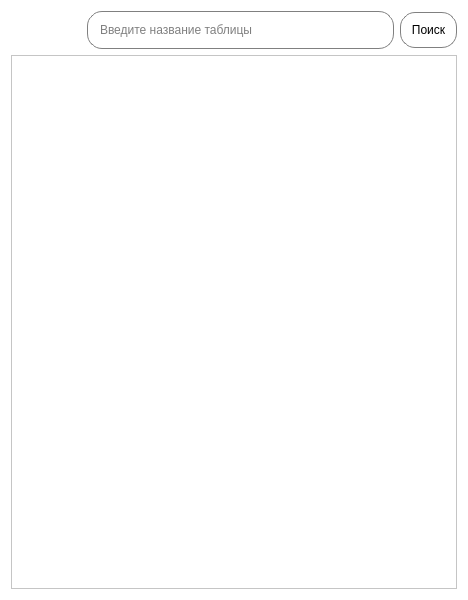
vedaka1/demoexam-app-desktop, file ui/MainPage.ui: the form before one commit.
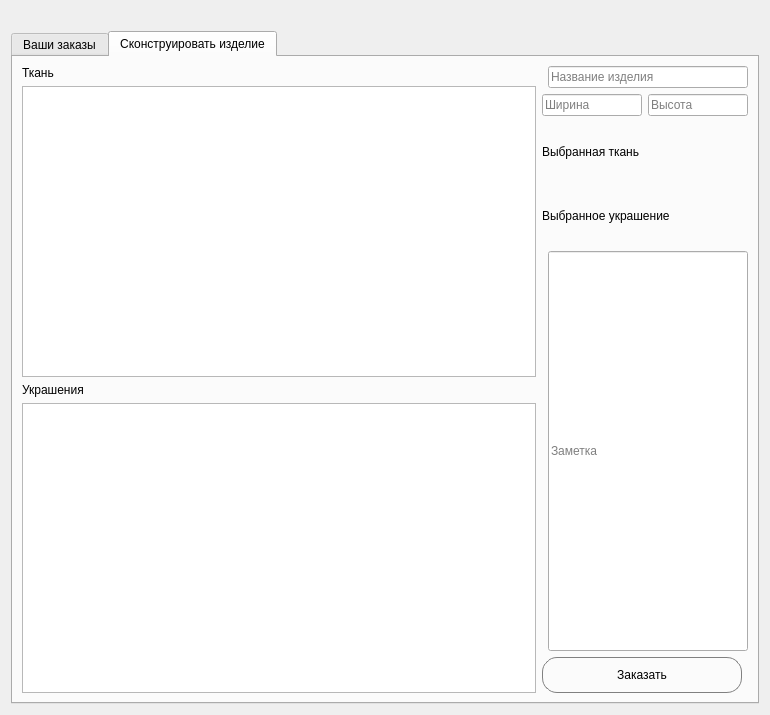
The form after the commit. The open tabs and pages were chosen to show the change.

The edit to the form file:
```diff
--- a/ui/MainPage.ui
+++ b/ui/MainPage.ui
@@ -6,8 +6,8 @@
    <rect>
     <x>0</x>
     <y>0</y>
-    <width>468</width>
-    <height>600</height>
+    <width>770</width>
+    <height>715</height>
    </rect>
   </property>
   <property name="minimumSize">
@@ -20,7 +20,12 @@
    <string>Dialog</string>
   </property>
   <property name="styleSheet">
-   <string notr="true">background: white;</string>
+   <string notr="true">background: white;
+QPushButton {
+border: 1px solid gray;
+border-radius: 15px;
+padding: 10px;
+}</string>
   </property>
   <layout class="QVBoxLayout" name="verticalLayout">
    <item>
@@ -56,71 +61,279 @@
        </property>
       </widget>
      </item>
-     <item>
-      <widget class="QLineEdit" name="search_field">
-       <property name="styleSheet">
-        <string notr="true">QLineEdit {
-border: 1px solid gray;
-border-radius: 15px;
-padding: 10px;
-}</string>
-       </property>
-       <property name="placeholderText">
-        <string>Введите название таблицы</string>
-       </property>
-      </widget>
-     </item>
-     <item>
-      <widget class="QPushButton" name="search_btn">
-       <property name="styleSheet">
-        <string notr="true">QPushButton {
-border: 1px solid gray;
-border-radius: 15px;
-padding: 10px;
-}</string>
-       </property>
-       <property name="text">
-        <string>Поиск</string>
-       </property>
-      </widget>
-     </item>
     </layout>
    </item>
    <item>
-    <widget class="QTableWidget" name="tableWidget">
-     <property name="baseSize">
-      <size>
-       <width>0</width>
-       <height>0</height>
-      </size>
-     </property>
-     <property name="sortingEnabled">
-      <bool>true</bool>
-     </property>
-     <attribute name="horizontalHeaderCascadingSectionResizes">
-      <bool>true</bool>
-     </attribute>
-     <attribute name="horizontalHeaderMinimumSectionSize">
+    <widget class="QTabWidget" name="tabWidget">
+     <property name="currentIndex">
       <number>0</number>
-     </attribute>
-     <attribute name="horizontalHeaderStretchLastSection">
-      <bool>false</bool>
-     </attribute>
-     <attribute name="verticalHeaderCascadingSectionResizes">
-      <bool>true</bool>
-     </attribute>
-     <attribute name="verticalHeaderHighlightSections">
-      <bool>false</bool>
-     </attribute>
-     <attribute name="verticalHeaderMinimumSectionSize">
-      <number>23</number>
-     </attribute>
-     <attribute name="verticalHeaderShowSortIndicator" stdset="0">
-      <bool>false</bool>
-     </attribute>
-     <attribute name="verticalHeaderStretchLastSection">
-      <bool>false</bool>
-     </attribute>
+     </property>
+     <widget class="QWidget" name="tab">
+      <attribute name="title">
+       <string>Ваши заказы</string>
+      </attribute>
+      <layout class="QVBoxLayout" name="verticalLayout_2">
+       <item>
+        <widget class="QTableWidget" name="orders_table">
+         <property name="baseSize">
+          <size>
+           <width>0</width>
+           <height>0</height>
+          </size>
+         </property>
+         <property name="sortingEnabled">
+          <bool>true</bool>
+         </property>
+         <attribute name="horizontalHeaderCascadingSectionResizes">
+          <bool>true</bool>
+         </attribute>
+         <attribute name="horizontalHeaderMinimumSectionSize">
+          <number>0</number>
+         </attribute>
+         <attribute name="horizontalHeaderStretchLastSection">
+          <bool>false</bool>
+         </attribute>
+         <attribute name="verticalHeaderCascadingSectionResizes">
+          <bool>true</bool>
+         </attribute>
+         <attribute name="verticalHeaderHighlightSections">
+          <bool>false</bool>
+         </attribute>
+         <attribute name="verticalHeaderMinimumSectionSize">
+          <number>23</number>
+         </attribute>
+         <attribute name="verticalHeaderShowSortIndicator" stdset="0">
+          <bool>false</bool>
+         </attribute>
+         <attribute name="verticalHeaderStretchLastSection">
+          <bool>false</bool>
+         </attribute>
+        </widget>
+       </item>
+      </layout>
+     </widget>
+     <widget class="QWidget" name="tab_2">
+      <attribute name="title">
+       <string>Сконструировать изделие</string>
+      </attribute>
+      <layout class="QHBoxLayout" name="horizontalLayout_5">
+       <item>
+        <layout class="QVBoxLayout" name="verticalLayout_7">
+         <item>
+          <layout class="QVBoxLayout" name="verticalLayout_4">
+           <item>
+            <widget class="QLabel" name="label_2">
+             <property name="text">
+              <string>Ткань</string>
+             </property>
+            </widget>
+           </item>
+           <item>
+            <widget class="QTableWidget" name="cloth_table">
+             <property name="font">
+              <font>
+               <family>Courier New</family>
+               <pointsize>9</pointsize>
+              </font>
+             </property>
+            </widget>
+           </item>
+          </layout>
+         </item>
+         <item>
+          <layout class="QVBoxLayout" name="verticalLayout_3">
+           <item>
+            <widget class="QLabel" name="label">
+             <property name="text">
+              <string>Украшения</string>
+             </property>
+            </widget>
+           </item>
+           <item>
+            <widget class="QTableWidget" name="fittings_table"/>
+           </item>
+          </layout>
+         </item>
+        </layout>
+       </item>
+       <item>
+        <layout class="QVBoxLayout" name="verticalLayout_5">
+         <item alignment="Qt::AlignRight">
+          <widget class="QLineEdit" name="product_name_field">
+           <property name="minimumSize">
+            <size>
+             <width>200</width>
+             <height>0</height>
+            </size>
+           </property>
+           <property name="maximumSize">
+            <size>
+             <width>200</width>
+             <height>16777215</height>
+            </size>
+           </property>
+           <property name="placeholderText">
+            <string>Название изделия</string>
+           </property>
+          </widget>
+         </item>
+         <item>
+          <layout class="QHBoxLayout" name="horizontalLayout_2">
+           <item alignment="Qt::AlignRight">
+            <widget class="QLineEdit" name="product_width_field">
+             <property name="maximumSize">
+              <size>
+               <width>100</width>
+               <height>16777215</height>
+              </size>
+             </property>
+             <property name="placeholderText">
+              <string>Ширина</string>
+             </property>
+            </widget>
+           </item>
+           <item alignment="Qt::AlignRight">
+            <widget class="QLineEdit" name="product_height_field">
+             <property name="maximumSize">
+              <size>
+               <width>100</width>
+               <height>16777215</height>
+              </size>
+             </property>
+             <property name="placeholderText">
+              <string>Высота</string>
+             </property>
+            </widget>
+           </item>
+          </layout>
+         </item>
+         <item>
+          <layout class="QHBoxLayout" name="horizontalLayout_3">
+           <item alignment="Qt::AlignRight">
+            <widget class="QLabel" name="label_3">
+             <property name="minimumSize">
+              <size>
+               <width>100</width>
+               <height>0</height>
+              </size>
+             </property>
+             <property name="maximumSize">
+              <size>
+               <width>100</width>
+               <height>16777215</height>
+              </size>
+             </property>
+             <property name="text">
+              <string>Выбранная ткань</string>
+             </property>
+            </widget>
+           </item>
+           <item alignment="Qt::AlignRight">
+            <widget class="QLabel" name="selected_cloth">
+             <property name="minimumSize">
+              <size>
+               <width>100</width>
+               <height>0</height>
+              </size>
+             </property>
+             <property name="maximumSize">
+              <size>
+               <width>100</width>
+               <height>16777215</height>
+              </size>
+             </property>
+             <property name="text">
+              <string/>
+             </property>
+            </widget>
+           </item>
+          </layout>
+         </item>
+         <item>
+          <layout class="QHBoxLayout" name="horizontalLayout_4">
+           <item alignment="Qt::AlignRight">
+            <widget class="QLabel" name="label_4">
+             <property name="minimumSize">
+              <size>
+               <width>130</width>
+               <height>0</height>
+              </size>
+             </property>
+             <property name="maximumSize">
+              <size>
+               <width>100</width>
+               <height>16777215</height>
+              </size>
+             </property>
+             <property name="text">
+              <string>Выбранное украшение</string>
+             </property>
+            </widget>
+           </item>
+           <item alignment="Qt::AlignRight">
+            <widget class="QLabel" name="selected_fitting">
+             <property name="minimumSize">
+              <size>
+               <width>70</width>
+               <height>0</height>
+              </size>
+             </property>
+             <property name="maximumSize">
+              <size>
+               <width>100</width>
+               <height>16777215</height>
+              </size>
+             </property>
+             <property name="text">
+              <string/>
+             </property>
+            </widget>
+           </item>
+          </layout>
+         </item>
+         <item alignment="Qt::AlignRight">
+          <widget class="QLineEdit" name="product_note_field">
+           <property name="minimumSize">
+            <size>
+             <width>200</width>
+             <height>400</height>
+            </size>
+           </property>
+           <property name="maximumSize">
+            <size>
+             <width>200</width>
+             <height>16777215</height>
+            </size>
+           </property>
+           <property name="placeholderText">
+            <string>Заметка</string>
+           </property>
+          </widget>
+         </item>
+         <item>
+          <widget class="QPushButton" name="order_btn">
+           <property name="maximumSize">
+            <size>
+             <width>200</width>
+             <height>16777215</height>
+            </size>
+           </property>
+           <property name="styleSheet">
+            <string notr="true">QPushButton {
+border: 1px solid gray;
+border-radius: 15px;
+padding: 10px;
+}</string>
+           </property>
+           <property name="text">
+            <string>Заказать</string>
+           </property>
+          </widget>
+         </item>
+        </layout>
+       </item>
+      </layout>
+     </widget>
     </widget>
    </item>
   </layout>
```
